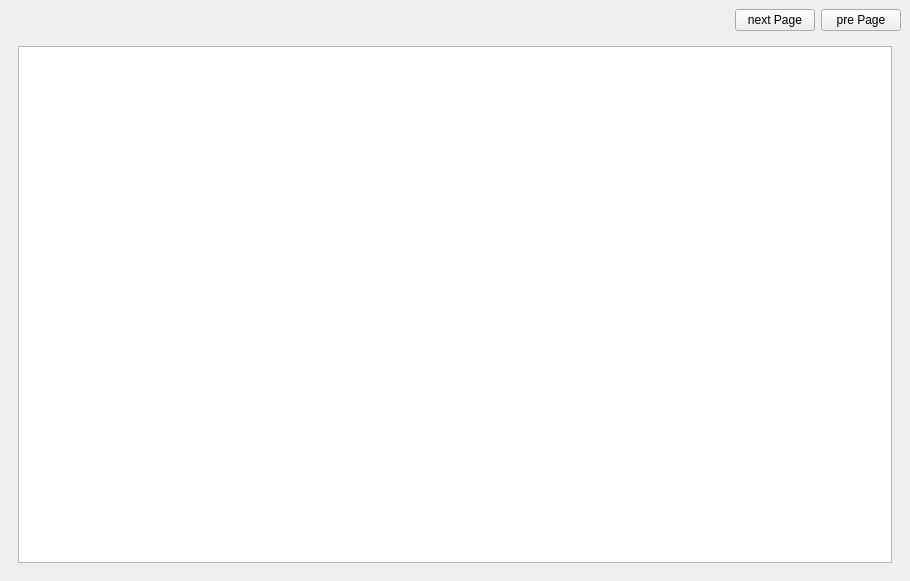
JakubKomar/ICP-2021, file src/fileselector.ui: the form before one commit.
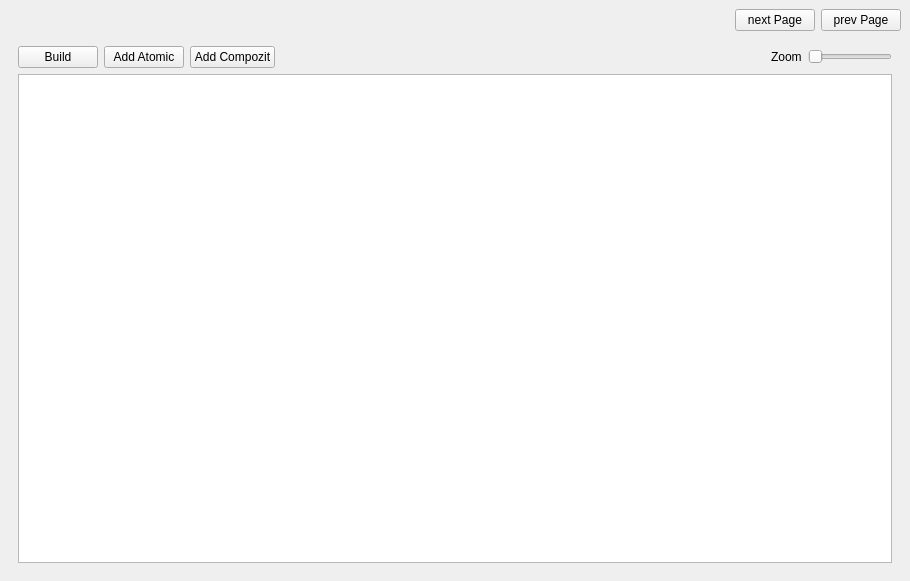
The form after the commit. The open tabs and pages were chosen to show the change.

Patch:
```diff
--- a/src/fileselector.ui
+++ b/src/fileselector.ui
@@ -40,7 +40,7 @@
       <item>
        <widget class="QPushButton" name="pushButton">
         <property name="text">
-         <string>pre Page</string>
+         <string>prev Page</string>
         </property>
        </widget>
       </item>
@@ -61,9 +61,71 @@
       <widget class="QWidget" name="apkEditor">
        <layout class="QHBoxLayout" name="horizontalLayout_8">
         <item>
+         <layout class="QVBoxLayout" name="verticalLayout">
+          <item>
+           <layout class="QHBoxLayout" name="horizontalLayout_3">
+            <item>
+             <widget class="QPushButton" name="Build">
+              <property name="text">
+               <string>Build</string>
+              </property>
+             </widget>
+            </item>
+            <item>
+             <widget class="QPushButton" name="pushButton_3">
+              <property name="text">
+               <string>Add Atomic</string>
+              </property>
+             </widget>
+            </item>
+            <item>
+             <widget class="QPushButton" name="pushButton_4">
+              <property name="text">
+               <string>Add Compozit</string>
+              </property>
+             </widget>
+            </item>
+            <item>
+             <spacer name="horizontalSpacer_3">
+              <property name="orientation">
+               <enum>Qt::Horizontal</enum>
+              </property>
+              <property name="sizeHint" stdset="0">
+               <size>
+                <width>40</width>
+                <height>20</height>
+               </size>
+              </property>
+             </spacer>
+            </item>
+            <item>
+             <widget class="QLabel" name="label">
+              <property name="text">
+               <string>Zoom</string>
+              </property>
+             </widget>
+            </item>
+            <item>
+             <widget class="QSlider" name="horizontalSlider">
+              <property name="sizePolicy">
+               <sizepolicy hsizetype="Fixed" vsizetype="Fixed">
+                <horstretch>0</horstretch>
+                <verstretch>0</verstretch>
+               </sizepolicy>
+              </property>
+              <property name="orientation">
+               <enum>Qt::Horizontal</enum>
+              </property>
+             </widget>
+            </item>
+           </layout>
+          </item>
+          <item>
          <widget class="QGraphicsView" name="apkView"/>
         </item>
        </layout>
+        </item>
+       </layout>
       </widget>
       <widget class="QWidget" name="compoziteEditor">
        <layout class="QHBoxLayout" name="horizontalLayout_6">
```
Left out of the diff: 61 changed lines with no effect on the pictures. Lines whose indentation alone changed are shown as unchanged.
